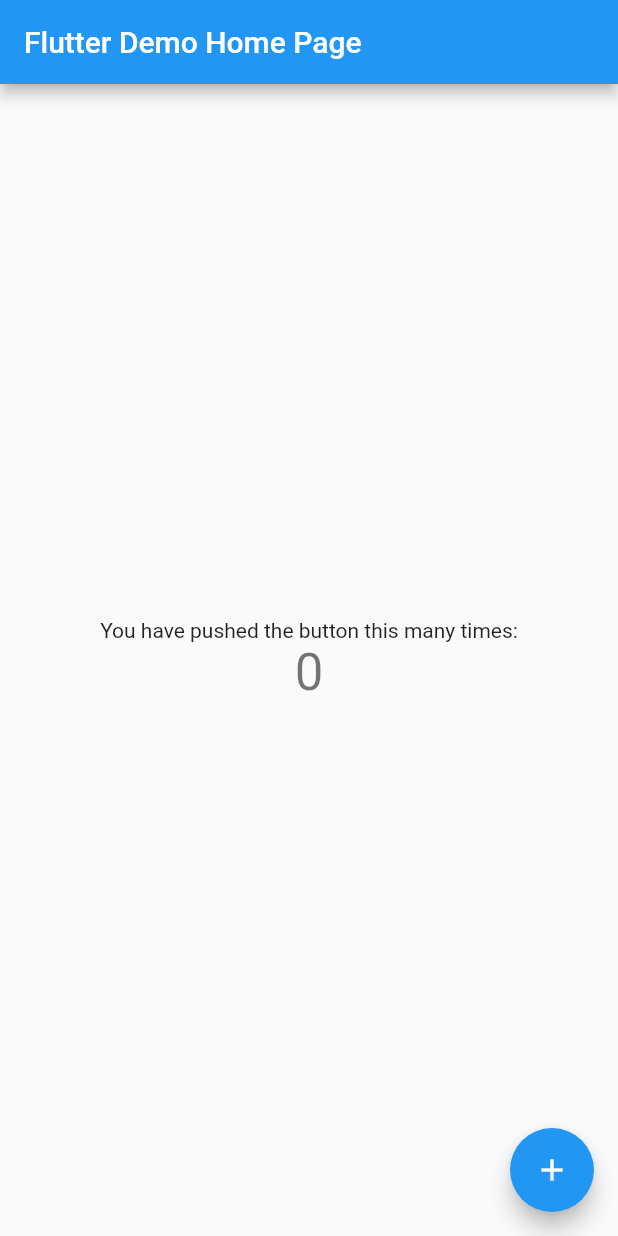
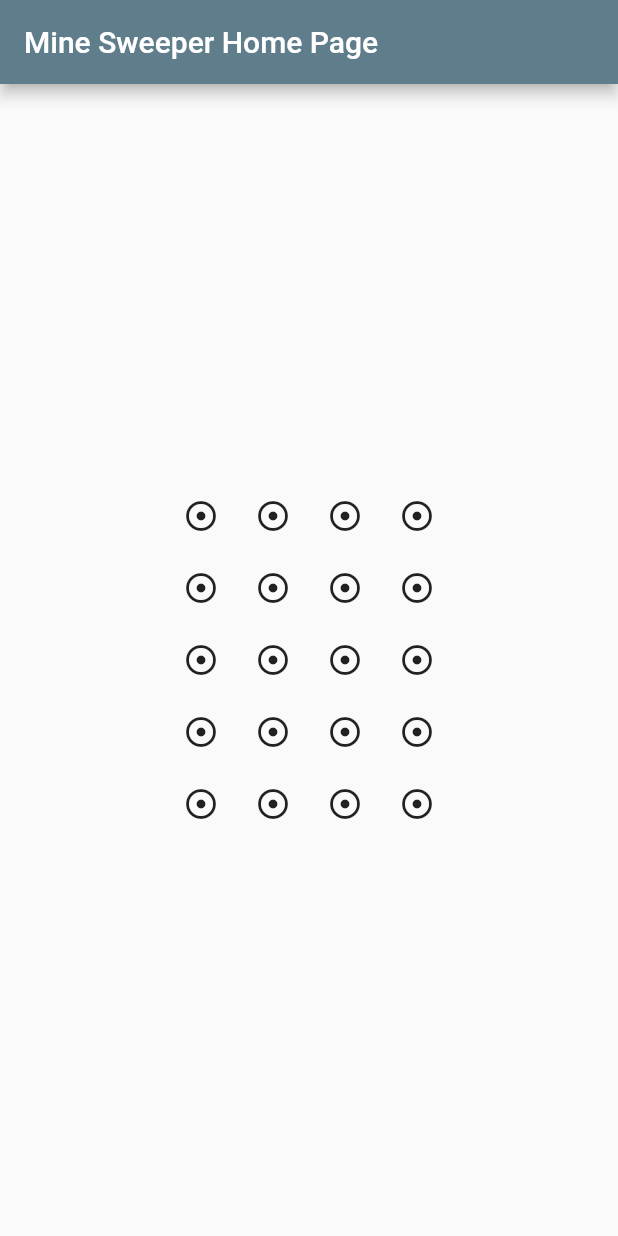
Before and after one commit to RokiTino/proekt_app, a Flutter app: the screen it shows after launch, on a phone screen of 412 x 824 dp. Run offline on Flutter 3.47's test engine with Material 2 defaults, Android fonts, the phone set to English and light mode, and no system bars.

Commit message:
First Steps for the game creation

```diff
--- a/lib/main.dart
+++ b/lib/main.dart
@@ -9,109 +9,148 @@ class MyApp extends StatelessWidget {
   @override
   Widget build(BuildContext context) {
     return MaterialApp(
-      title: 'Flutter Demo',
+      title: 'Mine Sweeper',
       theme: ThemeData(
-        // This is the theme of your application.
-        //
-        // Try running your application with "flutter run". You'll see the
-        // application has a blue toolbar. Then, without quitting the app, try
-        // changing the primarySwatch below to Colors.green and then invoke
-        // "hot reload" (press "r" in the console where you ran "flutter run",
-        // or simply save your changes to "hot reload" in a Flutter IDE).
-        // Notice that the counter didn't reset back to zero; the application
-        // is not restarted.
-        primarySwatch: Colors.blue,
-        // This makes the visual density adapt to the platform that you run
-        // the app on. For desktop platforms, the controls will be smaller and
-        // closer together (more dense) than on mobile platforms.
-        visualDensity: VisualDensity.adaptivePlatformDensity,
+        primarySwatch: Colors.blueGrey,
       ),
-      home: MyHomePage(title: 'Flutter Demo Home Page'),
+      home: MyHomePage(title: 'Mine Sweeper Home Page'),
     );
   }
 }
 
 class MyHomePage extends StatefulWidget {
   MyHomePage({Key key, this.title}) : super(key: key);
-
-  // This widget is the home page of your application. It is stateful, meaning
-  // that it has a State object (defined below) that contains fields that affect
-  // how it looks.
-
-  // This class is the configuration for the state. It holds the values (in this
-  // case the title) provided by the parent (in this case the App widget) and
-  // used by the build method of the State. Fields in a Widget subclass are
-  // always marked "final".
-
   final String title;
-
   @override
   _MyHomePageState createState() => _MyHomePageState();
 }
 
 class _MyHomePageState extends State<MyHomePage> {
-  int _counter = 0;
-
-  void _incrementCounter() {
-    setState(() {
-      // This call to setState tells the Flutter framework that something has
-      // changed in this State, which causes it to rerun the build method below
-      // so that the display can reflect the updated values. If we changed
-      // _counter without calling setState(), then the build method would not be
-      // called again, and so nothing would appear to happen.
-      _counter++;
-    });
-  }
-
   @override
   Widget build(BuildContext context) {
-    // This method is rerun every time setState is called, for instance as done
-    // by the _incrementCounter method above.
-    //
-    // The Flutter framework has been optimized to make rerunning build methods
-    // fast, so that you can just rebuild anything that needs updating rather
-    // than having to individually change instances of widgets.
     return Scaffold(
       appBar: AppBar(
-        // Here we take the value from the MyHomePage object that was created by
-        // the App.build method, and use it to set our appbar title.
         title: Text(widget.title),
       ),
       body: Center(
-        // Center is a layout widget. It takes a single child and positions it
-        // in the middle of the parent.
         child: Column(
-          // Column is also a layout widget. It takes a list of children and
-          // arranges them vertically. By default, it sizes itself to fit its
-          // children horizontally, and tries to be as tall as its parent.
-          //
-          // Invoke "debug painting" (press "p" in the console, choose the
-          // "Toggle Debug Paint" action from the Flutter Inspector in Android
-          // Studio, or the "Toggle Debug Paint" command in Visual Studio Code)
-          // to see the wireframe for each widget.
-          //
-          // Column has various properties to control how it sizes itself and
-          // how it positions its children. Here we use mainAxisAlignment to
-          // center the children vertically; the main axis here is the vertical
-          // axis because Columns are vertical (the cross axis would be
-          // horizontal).
           mainAxisAlignment: MainAxisAlignment.center,
           children: <Widget>[
-            Text(
-              'You have pushed the button this many times:',
-            ),
-            Text(
-              '$_counter',
-              style: Theme.of(context).textTheme.headline4,
-            ),
+            Column(
+              crossAxisAlignment: CrossAxisAlignment.stretch,
+              mainAxisAlignment: MainAxisAlignment.center,
+              children: [
+                Row(
+                  mainAxisAlignment: MainAxisAlignment.center,
+                  children: [
+                    IconButton(
+                      icon: Icon(Icons.adjust),
+                      onPressed: () {},
+                    ),
+                    IconButton(
+                      icon: Icon(Icons.adjust),
+                      onPressed: () {},
+                    ),
+                    IconButton(
+                      icon: Icon(Icons.adjust),
+                      onPressed: () {},
+                    ),
+                    IconButton(
+                      icon: Icon(Icons.adjust),
+                      onPressed: () {},
+                    ),
+                  ],
+                ),
+                Row(
+                  mainAxisAlignment: MainAxisAlignment.center,
+                  children: [
+                    IconButton(
+                      icon: Icon(Icons.adjust),
+                      onPressed: () {},
+                    ),
+                    IconButton(
+                      icon: Icon(Icons.adjust),
+                      onPressed: () {},
+                    ),
+                    IconButton(
+                      icon: Icon(Icons.adjust),
+                      onPressed: () {},
+                    ),
+                    IconButton(
+                      icon: Icon(Icons.adjust),
+                      onPressed: () {},
+                    ),
+                  ],
+                ),
+                Row(
+                  mainAxisAlignment: MainAxisAlignment.center,
+                  children: [
+                    IconButton(
+                      icon: Icon(Icons.adjust),
+                      onPressed: () {},
+                    ),
+                    IconButton(
+                      icon: Icon(Icons.adjust),
+                      onPressed: () {},
+                    ),
+                    IconButton(
+                      icon: Icon(Icons.adjust),
+                      onPressed: () {},
+                    ),
+                    IconButton(
+                      icon: Icon(Icons.adjust),
+                      onPressed: () {},
+                    ),
+                  ],
+                ),
+                Row(
+                  mainAxisAlignment: MainAxisAlignment.center,
+                  crossAxisAlignment: CrossAxisAlignment.end,
+                  children: [
+                    IconButton(
+                      icon: Icon(Icons.adjust),
+                      onPressed: () {},
+                    ),
+                    IconButton(
+                      icon: Icon(Icons.adjust),
+                      onPressed: () {},
+                    ),
+                    IconButton(
+                      icon: Icon(Icons.adjust),
+                      onPressed: () {},
+                    ),
+                    IconButton(
+                      icon: Icon(Icons.adjust),
+                      onPressed: () {},
+                    ),
+                  ],
+                ),
+                Row(
+                  mainAxisAlignment: MainAxisAlignment.center,
+                  children: [
+                    IconButton(
+                      icon: Icon(Icons.adjust),
+                      onPressed: () {},
+                    ),
+                    IconButton(
+                      icon: Icon(Icons.adjust),
+                      onPressed: () {},
+                    ),
+                    IconButton(
+                      icon: Icon(Icons.adjust),
+                      onPressed: () {},
+                    ),
+                    IconButton(
+                      icon: Icon(Icons.adjust),
+                      onPressed: () {},
+                    ),
+                  ],
+                ),
+              ],
+            )
           ],
         ),
       ),
-      floatingActionButton: FloatingActionButton(
-        onPressed: _incrementCounter,
-        tooltip: 'Increment',
-        child: Icon(Icons.add),
-      ), // This trailing comma makes auto-formatting nicer for build methods.
     );
   }
 }
```
Also changed, not shown: 1 other file.
